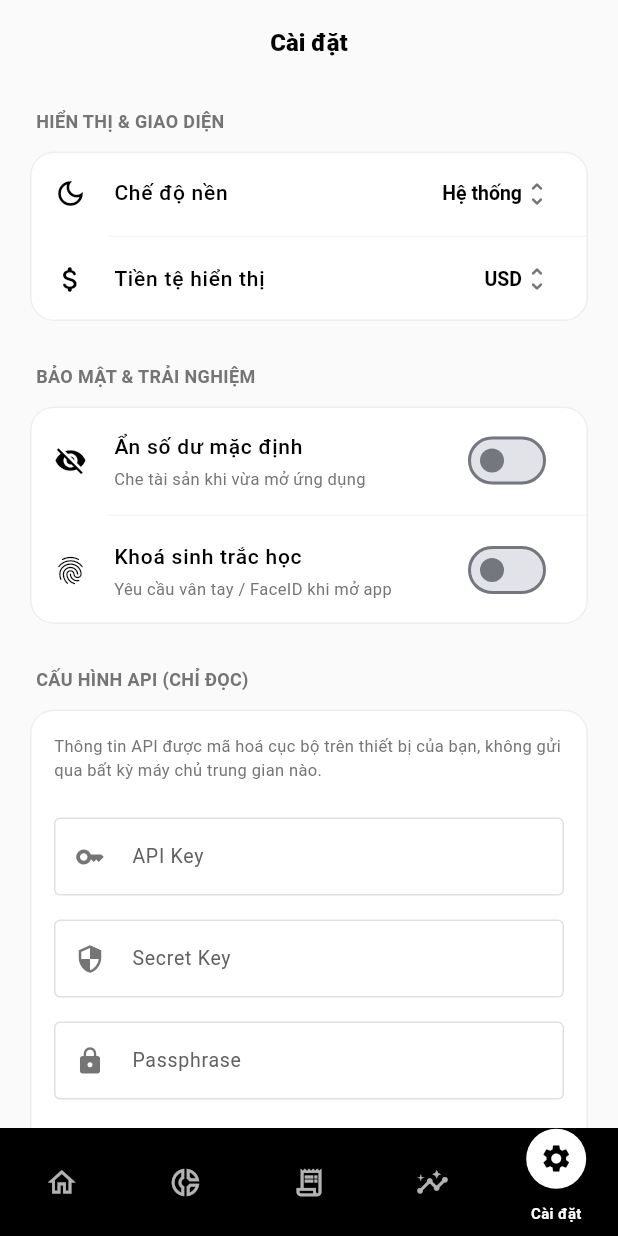
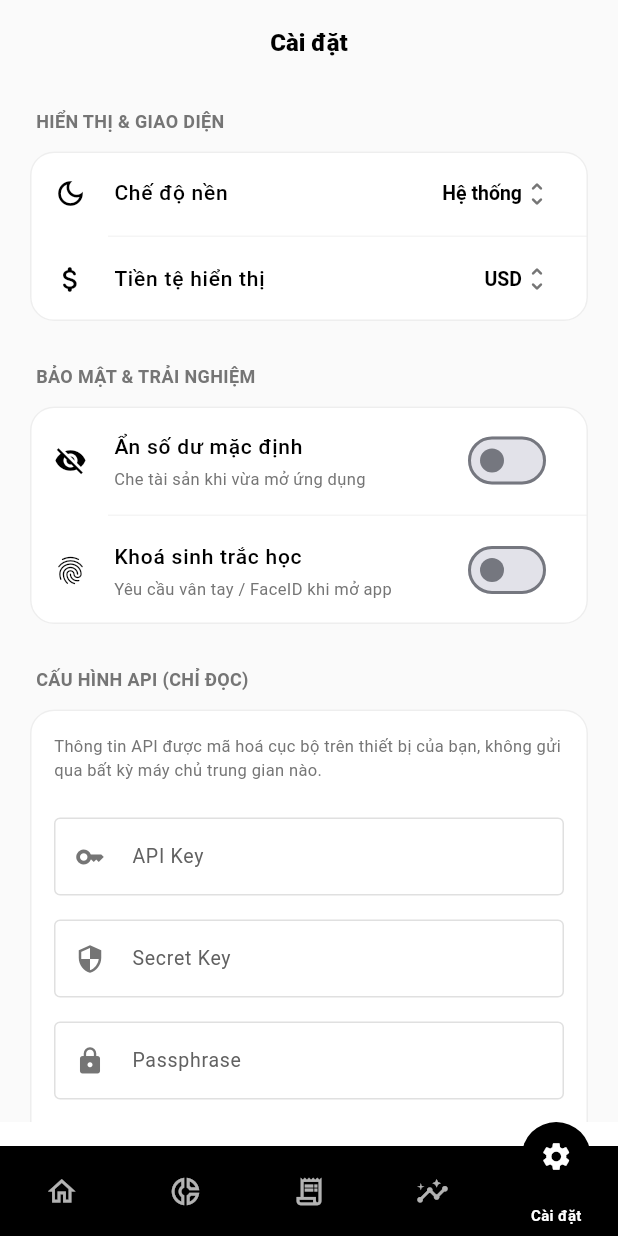
Before and after one commit to locnguyenhuu0024/trading_balance_f, a Flutter app: the screen it shows after launch, item 5 of the bottom bar chosen, on a phone screen of 412 x 824 dp. Run offline on Flutter 3.47's test engine with Material 3 defaults, Android fonts, the phone set to English and light mode, and no system bars; our stand-ins replace dio, flutter_local_notifications, flutter_riverpod, flutter_secure_storage, freezed_annotation, local_auth and 1 more; missing offline and left inert: flutter_background_service, flutter_background_service_android; network calls fail.

Commit message:
New navigation bar

```diff
--- a/lib/core/navigation/trading_navigation_bar.dart
+++ b/lib/core/navigation/trading_navigation_bar.dart
@@ -58,21 +58,36 @@ class TradingNavigationBar extends StatelessWidget {
   Widget build(BuildContext context) {
     final surfaceColor = isDark ? Colors.white : Colors.black;
     final contentColor = isDark ? Colors.black : Colors.white;
-    final indicatorColor = isDark ? Colors.black : Colors.white;
-    final indicatorContentColor = isDark ? Colors.white : Colors.black;
 
     return Semantics(
       container: true,
       label: 'Điều hướng chính',
-      child: Material(
-        color: surfaceColor,
       child: SafeArea(
         top: false,
-          child: Container(
+        child: SizedBox(
+          height: 76,
+          child: LayoutBuilder(
+            builder: (context, constraints) {
+              final islandWidth = constraints.maxWidth;
+
+              return Center(
+                child: SizedBox(
+                  width: islandWidth,
+                  height: 76,
+                  child: Stack(
+                    clipBehavior: Clip.none,
+                    children: [
+                      Positioned(
+                        top: 16,
+                        right: 0,
+                        bottom: 0,
+                        left: 0,
+                        child: Material(
                           key: const Key('navigation-bar-surface'),
-            height: 72,
                           color: surfaceColor,
-            child: Row(
+                        ),
+                      ),
+                      Row(
                         children: List.generate(items.length, (index) {
                           final item = items[index];
                           final isSelected = index == selectedIndex;
@@ -87,58 +102,82 @@ class TradingNavigationBar extends StatelessWidget {
                                 child: InkWell(
                                   key: Key('navigation-destination-$index'),
                                   excludeFromSemantics: true,
+                                  borderRadius: BorderRadius.circular(30),
                                   onTap: () => onDestinationSelected(index),
-                        child: Center(
-                          child: Column(
-                            mainAxisSize: MainAxisSize.min,
+                                  child: Stack(
+                                    clipBehavior: Clip.none,
                                     children: [
-                              AnimatedSlide(
+                                      Positioned(
+                                        top: 0,
+                                        right: 0,
+                                        left: 0,
+                                        child: AnimatedSlide(
                                           duration: _animationDuration,
                                           curve: Curves.easeOutCubic,
-                                offset: Offset(0, isSelected ? -0.2 : 0),
+                                          offset: Offset(
+                                            0,
+                                            isSelected ? 0 : 0.5,
+                                          ),
+                                          child: Center(
                                             child: AnimatedContainer(
-                                  key: Key('navigation-indicator-$index'),
+                                              key: Key(
+                                                'navigation-indicator-$index',
+                                              ),
                                               duration: _animationDuration,
                                               curve: Curves.easeOutCubic,
-                                  width: 40,
-                                  height: 40,
+                                              width: 46,
+                                              height: 46,
                                               alignment: Alignment.center,
                                               decoration: BoxDecoration(
                                                 color: isSelected
-                                        ? indicatorColor
+                                                    ? surfaceColor
                                                     : Colors.transparent,
                                                 shape: BoxShape.circle,
                                               ),
                                               child: Icon(
-                                    isSelected ? item.selectedIcon : item.icon,
+                                                isSelected
+                                                    ? item.selectedIcon
+                                                    : item.icon,
                                                 color: isSelected
-                                        ? indicatorContentColor
-                                        : contentColor.withValues(alpha: 0.7),
+                                                    ? contentColor
+                                                    : contentColor.withValues(
+                                                        alpha: 0.7,
+                                                      ),
                                                 size: 22,
                                               ),
                                             ),
                                           ),
-                              AnimatedSize(
+                                        ),
+                                      ),
+                                      Align(
+                                        alignment: Alignment.bottomCenter,
+                                        child: Padding(
+                                          padding: const EdgeInsets.only(
+                                            bottom: 7,
+                                            left: 2,
+                                            right: 2,
+                                          ),
+                                          child: AnimatedSize(
                                             duration: _animationDuration,
                                             curve: Curves.easeOutCubic,
                                             child: isSelected
-                                    ? Padding(
-                                        padding: const EdgeInsets.only(top: 1),
-                                        child: Text(
+                                                ? Text(
                                                     item.label,
                                                     style: TextStyle(
                                                       color: contentColor,
                                                       fontSize: 10,
-                                            fontWeight: FontWeight.w700,
+                                                      fontWeight:
+                                                          FontWeight.w700,
                                                     ),
                                                     maxLines: 1,
-                                          overflow: TextOverflow.ellipsis,
-                                        ),
+                                                    overflow:
+                                                        TextOverflow.ellipsis,
                                                   )
                                                 : const SizedBox.shrink(),
                                           ),
+                                        ),
+                                      ),
                                     ],
-                          ),
                                   ),
                                 ),
                               ),
@@ -146,6 +185,11 @@ class TradingNavigationBar extends StatelessWidget {
                           );
                         }),
                       ),
+                    ],
+                  ),
+                ),
+              );
+            },
           ),
         ),
       ),
```
Also changed, not shown: 13 other files. Lines whose indentation alone changed are shown as unchanged.
